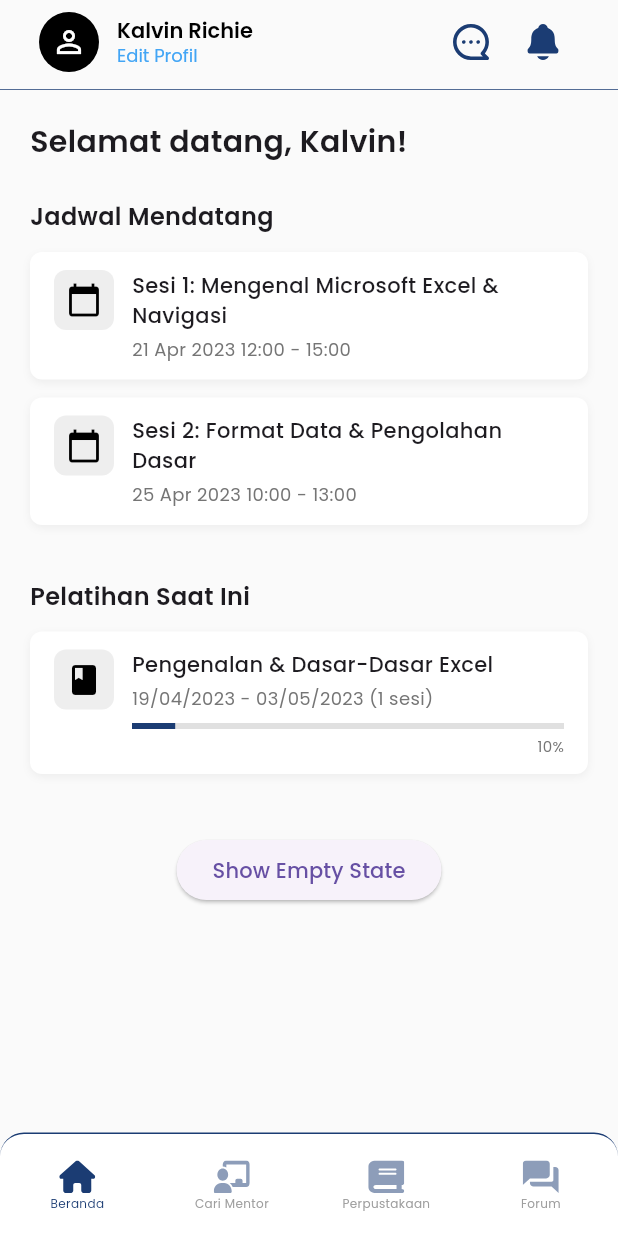
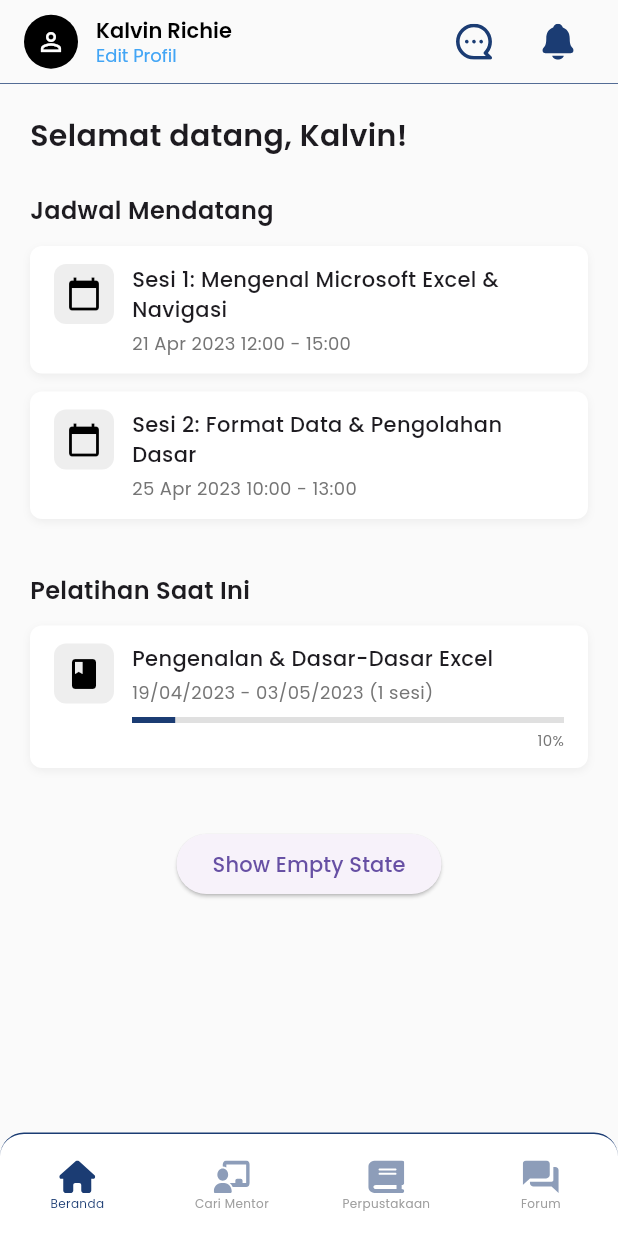
Before and after one commit to KingPublic/LokaIlmu_FE_Guru, a Flutter app: the DashboardPage screen opened by its route, on a phone screen of 412 x 824 dp. Run offline on Flutter 3.47's test engine with Material 3 defaults, Android fonts, the phone set to English and light mode, and no system bars; our stand-ins replace equatable, file_picker, flutter_bloc, flutter_svg, get_it, go_router and 3 more; accounts and stored records are empty; project files that could hold a hidden picture were left out.

Commit message:
Update dashboard_header.dart

```diff
--- a/lokalilmu_guru/lib/widgets/common/dashboard_header.dart
+++ b/lokalilmu_guru/lib/widgets/common/dashboard_header.dart
@@ -15,24 +15,33 @@ class AppHeader extends StatelessWidget implements PreferredSizeWidget {
 
   @override
   Widget build(BuildContext context) {
-    final Color inactiveColor = Colors.grey;
     final Color activeColor = const Color(0xFF1B3C73);
 
     return AppBar(
       backgroundColor: const Color(0xFFFAFAFA),
       elevation: 0,
       automaticallyImplyLeading: false,
-      title: Padding(
-        padding: const EdgeInsets.all(10.0), // ✅ Tambahkan padding di sini
+      titleSpacing: 0, // Menghilangkan spacing default dari title
+      title: Container(
+        padding: const EdgeInsets.symmetric(
+          horizontal: 16.0, // Padding horizontal yang konsisten
+          vertical: 8.0,    // Padding vertical yang lebih kecil
+        ),
         child: Row(
+          crossAxisAlignment: CrossAxisAlignment.center, // Memastikan alignment vertikal
           children: [
+            // Avatar dengan ukuran yang konsisten
             const CircleAvatar(
+              radius: 18, // Ukuran yang lebih konsisten
               backgroundColor: Colors.black,
-              child: Icon(Icons.person_outline, color: Colors.white),
+              child: Icon(Icons.person_outline, color: Colors.white, size: 20),
             ),
             const SizedBox(width: 12),
-            Column(
+            // Informasi pengguna
+            Expanded( // Menggunakan Expanded untuk menghindari overflow
+              child: Column(
                 crossAxisAlignment: CrossAxisAlignment.start,
+                mainAxisSize: MainAxisSize.min, // Meminimalkan ukuran vertikal
                 children: [
                   const Text(
                     'Kalvin Richie',
@@ -41,6 +50,8 @@ class AppHeader extends StatelessWidget implements PreferredSizeWidget {
                       fontSize: 14,
                       fontWeight: FontWeight.w600,
                     ),
+                    maxLines: 1,
+                    overflow: TextOverflow.ellipsis, // Menangani nama yang panjang
                   ),
                   Text(
                     'Edit Profil',
@@ -51,8 +62,11 @@ class AppHeader extends StatelessWidget implements PreferredSizeWidget {
                   ),
                 ],
               ),
-            const Spacer(),
+            ),
+            // Icon buttons dengan padding yang lebih baik
             IconButton(
+              padding: const EdgeInsets.all(8.0), // Padding yang lebih kecil
+              constraints: const BoxConstraints(), // Menghilangkan constraints default
               icon: SvgPicture.asset(
                 'asset/icons/Chat.svg',
                 width: 24,
@@ -64,7 +78,10 @@ class AppHeader extends StatelessWidget implements PreferredSizeWidget {
               ),
               onPressed: onSearchTap,
             ),
+            const SizedBox(width: 8), // Spacing antar icon
             IconButton(
+              padding: const EdgeInsets.all(8.0), // Padding yang lebih kecil
+              constraints: const BoxConstraints(), // Menghilangkan constraints default
               icon: SvgPicture.asset(
                 'asset/icons/Notification.svg',
                 width: 24,
@@ -90,5 +107,5 @@ class AppHeader extends StatelessWidget implements PreferredSizeWidget {
   }
 
   @override
-  Size get preferredSize => const Size.fromHeight(60.0);
+  Size get preferredSize => const Size.fromHeight(56.0); // Ukuran standar AppBar
 }
```
Lines whose indentation alone changed are shown as unchanged.
